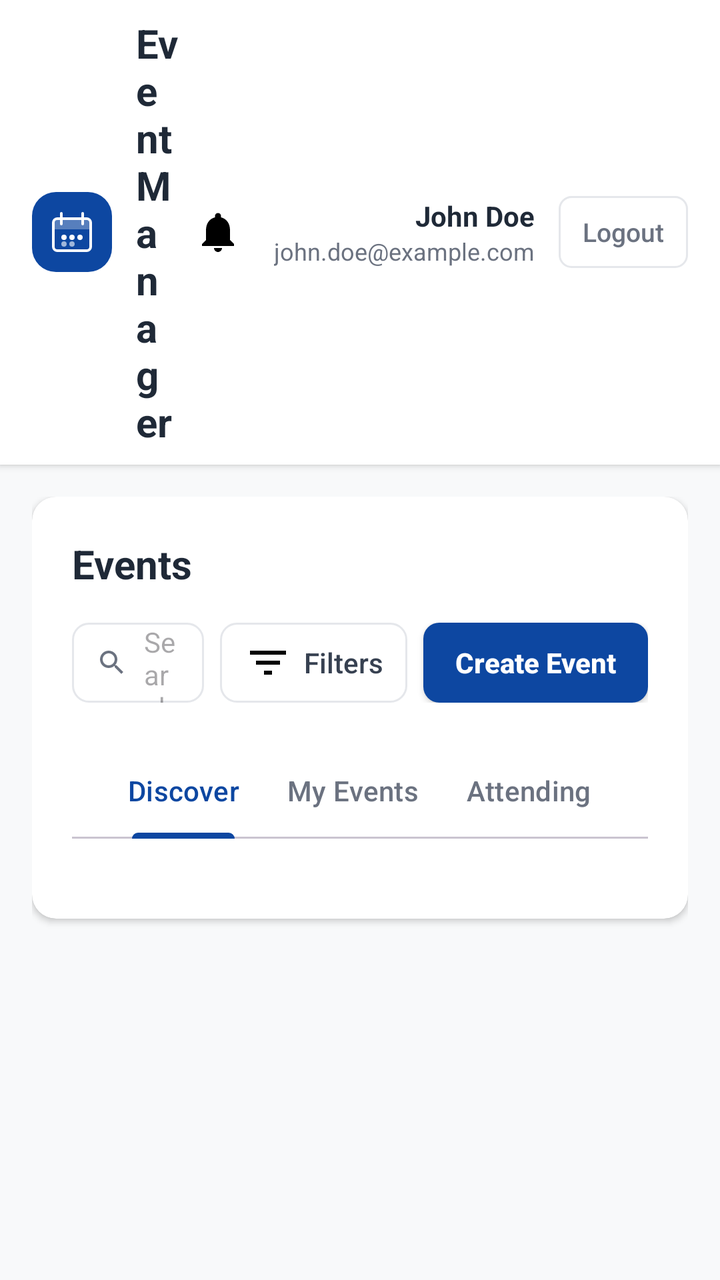
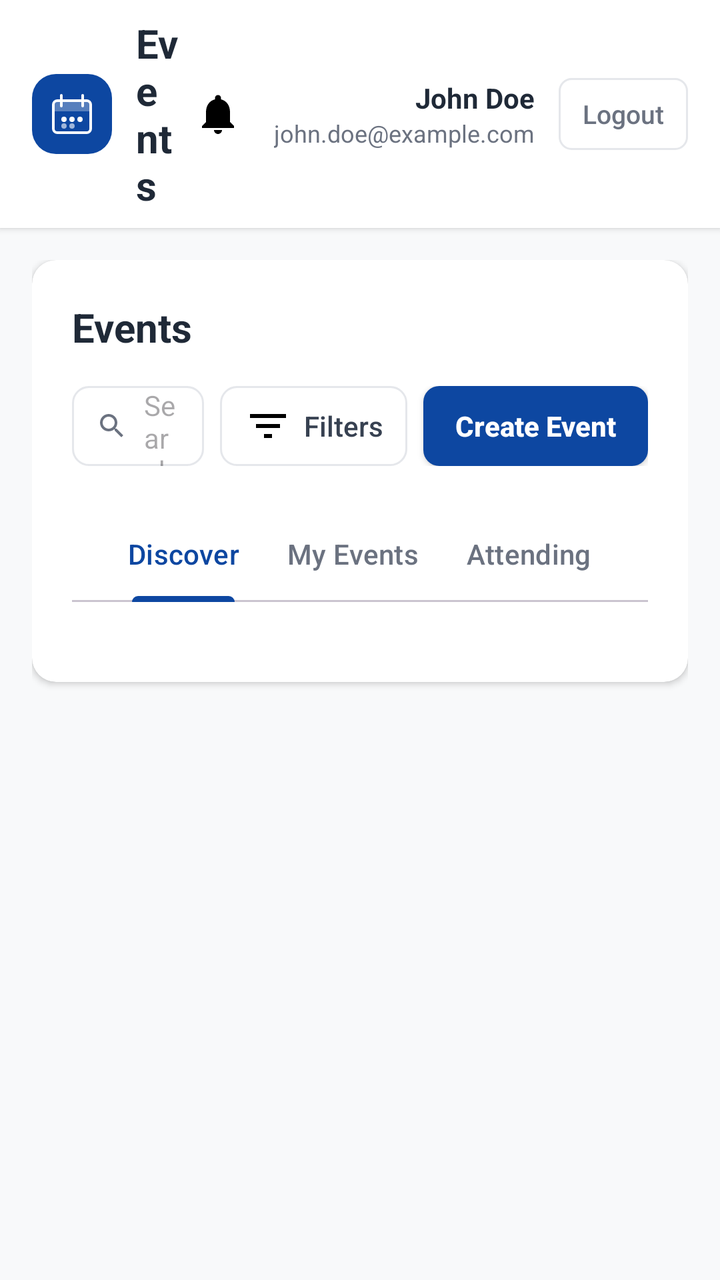

Screens rendered from an Android XML layout before and after an edit, with the pre-edit source and the edit as a unified diff.
<!-- AndroidManifest.xml: application theme Theme.Events -->
<!-- res/layout/activity_main.xml -->
<?xml version="1.0" encoding="utf-8"?>
<LinearLayout xmlns:android="http://schemas.android.com/apk/res/android"
    xmlns:app="http://schemas.android.com/apk/res-auto"
    xmlns:tools="http://schemas.android.com/tools"
    android:layout_width="match_parent"
    android:layout_height="match_parent"
    android:background="#f8f9fa"
    android:fitsSystemWindows="true"
    android:orientation="vertical"
    tools:context=".MainActivity">

    
    <LinearLayout
        android:layout_width="match_parent"
        android:layout_height="wrap_content"
        android:background="@android:color/white"
        android:elevation="2dp"
        android:orientation="vertical"
        android:paddingStart="16dp"
        android:paddingTop="8dp"
        android:paddingEnd="16dp"
        android:paddingBottom="8dp">

        <LinearLayout
            android:layout_width="match_parent"
            android:layout_height="wrap_content"
            android:gravity="center_vertical"
            android:orientation="horizontal">

            <LinearLayout
                android:layout_width="0dp"
                android:layout_height="wrap_content"
                android:layout_weight="1"
                android:gravity="center_vertical"
                android:orientation="horizontal">
                <FrameLayout
                    android:layout_width="40dp"
                    android:layout_height="40dp"
                    android:background="@drawable/logo_background">
                    <ImageView
                        android:layout_width="24dp"
                        android:layout_height="24dp"
                        android:layout_gravity="center"
                        android:src="@drawable/ic_final_events_logo"
                        app:tint="@android:color/white" />
                </FrameLayout>
                <TextView
                    android:layout_width="wrap_content"
                    android:layout_height="wrap_content"
                    android:layout_marginStart="12dp"
                    android:text="Event Manager"
                    android:textColor="#1F2937"
                    android:textSize="20sp"
                    android:textStyle="bold" />
            </LinearLayout>

            <LinearLayout
                android:layout_width="wrap_content"
                android:layout_height="wrap_content"
                android:gravity="center_vertical"
                android:orientation="horizontal">
                <FrameLayout
                    android:id="@+id/notificationBell"
                    android:layout_width="40dp"
                    android:layout_height="40dp"
                    android:background="?attr/selectableItemBackgroundBorderless"
                    android:clickable="true"
                    android:focusable="true">
                    <ImageView
                        android:layout_width="24dp"
                        android:layout_height="24dp"
                        android:layout_gravity="center"
                        android:src="@drawable/ic_notifications" />
                    <View
                        android:id="@+id/notificationBadge"
                        android:layout_width="10dp"
                        android:layout_height="10dp"
                        android:layout_gravity="top|end"
                        android:layout_marginTop="4dp"
                        android:layout_marginEnd="4dp"
                        android:background="@drawable/notification_badge"
                        android:visibility="gone" />
                </FrameLayout>
                <LinearLayout
                    android:layout_width="wrap_content"
                    android:layout_height="wrap_content"
                    android:layout_marginStart="8dp"
                    android:gravity="end"
                    android:orientation="vertical">
                    <TextView
                        android:id="@+id/userNameText"
                        android:layout_width="wrap_content"
                        android:layout_height="wrap_content"
                        android:text="John Doe"
                        android:textColor="#1F2937"
                        android:textSize="14sp"
                        android:textStyle="bold" />
                    <TextView
                        android:id="@+id/userEmailText"
                        android:layout_width="wrap_content"
                        android:layout_height="wrap_content"
                        android:text="john.doe@example.com"
                        android:textColor="#6B7280"
                        android:textSize="12sp" />
                </LinearLayout>
                <Button
                    android:id="@+id/logoutButton"
                    android:layout_width="wrap_content"
                    android:layout_height="36dp"
                    android:layout_marginStart="12dp"
                    android:background="@drawable/logout_button_bg"
                    android:minWidth="0dp"
                    android:paddingStart="12dp"
                    android:paddingEnd="12dp"
                    android:text="Logout"
                    android:textAllCaps="false"
                    android:textColor="#6B7280"
                    android:textSize="13sp" />
            </LinearLayout>
        </LinearLayout>
    </LinearLayout>

    
    
    <androidx.core.widget.NestedScrollView
        android:id="@+id/nestedScrollView"
        android:layout_width="match_parent"
        android:layout_height="0dp"
        android:layout_weight="1"
        android:fillViewport="true">

        <LinearLayout
            android:layout_width="match_parent"
            android:layout_height="wrap_content"
            android:orientation="vertical"
            android:padding="16dp">

            <androidx.cardview.widget.CardView
                android:layout_width="match_parent"
                android:layout_height="wrap_content"
                app:cardBackgroundColor="@android:color/white"
                app:cardCornerRadius="12dp"
                app:cardElevation="2dp">

                <LinearLayout
                    android:layout_width="match_parent"
                    android:layout_height="wrap_content"
                    android:orientation="vertical"
                    android:padding="20dp">

                    
                    <LinearLayout
                        android:layout_width="match_parent"
                        android:layout_height="wrap_content"
                        android:gravity="center_vertical"
                        android:orientation="vertical">
                        <TextView
                            android:layout_width="wrap_content"
                            android:layout_height="wrap_content"
                            android:text="Events"
                            android:textColor="#1F2937"
                            android:textSize="20sp"
                            android:textStyle="bold" />
                        <LinearLayout
                            android:layout_width="match_parent"
                            android:layout_height="wrap_content"
                            android:layout_marginTop="16dp"
                            android:gravity="center_vertical"
                            android:orientation="horizontal">
                            <FrameLayout
                                android:layout_width="0dp"
                                android:layout_height="wrap_content"
                                android:layout_weight="1"
                                android:layout_marginEnd="8dp">
                                <EditText
                                    android:id="@+id/searchEditText"
                                    android:layout_width="match_parent"
                                    android:layout_height="40dp"
                                    android:background="@drawable/search_input_bg"
                                    android:hint="Search by keyword..."
                                    android:paddingStart="36dp"
                                    android:paddingEnd="12dp"
                                    android:textSize="14sp" />
                                <ImageView
                                    android:layout_width="16dp"
                                    android:layout_height="16dp"
                                    android:layout_gravity="center_vertical"
                                    android:layout_marginStart="12dp"
                                    android:src="@drawable/ic_search"
                                    app:tint="#6B7280" />
                            </FrameLayout>
                            <Button
                                android:id="@+id/filterButton"
                                android:layout_width="wrap_content"
                                android:layout_height="40dp"
                                android:layout_marginEnd="8dp"
                                android:background="@drawable/filter_button_bg"
                                android:drawableStart="@drawable/ic_filter"
                                android:drawablePadding="6dp"
                                android:minWidth="0dp"
                                android:paddingStart="12dp"
                                android:paddingEnd="12dp"
                                android:text="Filters"
                                android:textAllCaps="false"
                                android:textColor="#374151"
                                android:textSize="14sp" />
                            <Button
                                android:id="@+id/createEventButton"
                                android:layout_width="wrap_content"
                                android:layout_height="40dp"
                                android:background="@drawable/create_button_bg"
                                android:minWidth="0dp"
                                android:paddingStart="16dp"
                                android:paddingEnd="16dp"
                                android:text="Create Event"
                                android:textAllCaps="false"
                                android:textColor="@android:color/white"
                                android:textSize="14sp"
                                android:textStyle="bold" />
                        </LinearLayout>
                    </LinearLayout>

                    
                    <LinearLayout
                        android:id="@+id/filterPanel"
                        android:layout_width="match_parent"
                        android:layout_height="wrap_content"
                        android:layout_marginTop="16dp"
                        android:background="@drawable/filter_panel_bg"
                        android:orientation="vertical"
                        android:padding="16dp"
                        android:visibility="gone">

                        <LinearLayout
                            android:layout_width="match_parent"
                            android:layout_height="wrap_content"
                            android:orientation="horizontal">
                            <LinearLayout
                                android:layout_width="0dp"
                                android:layout_height="wrap_content"
                                android:layout_weight="1"
                                android:layout_marginEnd="12dp"
                                android:orientation="vertical">
                                <TextView
                                    android:layout_width="wrap_content"
                                    android:layout_height="wrap_content"
                                    android:text="Location"
                                    android:textColor="#6B7280"
                                    android:textSize="12sp"
                                    android:textStyle="bold" />
                                <EditText
                                    android:id="@+id/locationFilterInput"
                                    android:layout_width="match_parent"
                                    android:layout_height="40dp"
                                    android:layout_marginTop="4dp"
                                    android:background="@drawable/filter_input_bg"
                                    android:hint="e.g. London"
                                    android:paddingStart="12dp"
                                    android:paddingEnd="12dp"
                                    android:textSize="14sp" />
                            </LinearLayout>
                            <LinearLayout
                                android:layout_width="0dp"
                                android:layout_height="wrap_content"
                                android:layout_weight="1"
                                android:layout_marginEnd="12dp"
                                android:orientation="vertical">
                                <TextView
                                    android:layout_width="wrap_content"
                                    android:layout_height="wrap_content"
                                    android:text="From"
                                    android:textColor="#6B7280"
                                    android:textSize="12sp"
                                    android:textStyle="bold" />
                                <EditText
                                    android:id="@+id/startDateInput"
                                    android:layout_width="match_parent"
                                    android:layout_height="40dp"
                                    android:layout_marginTop="4dp"
                                    android:background="@drawable/filter_input_bg"
                                    android:clickable="true"
                                    android:focusable="false"
                                    android:hint="Select date"
                                    android:paddingStart="12dp"
                                    android:paddingEnd="12dp"
                                    android:textSize="14sp" />
                            </LinearLayout>
                            <LinearLayout
                                android:layout_width="0dp"
                                android:layout_height="wrap_content"
                                android:layout_weight="1"
                                android:orientation="vertical">
                                <TextView
                                    android:layout_width="wrap_content"
                                    android:layout_height="wrap_content"
                                    android:text="To"
                                    android:textColor="#6B7280"
                                    android:textSize="12sp"
                                    android:textStyle="bold" />
                                <EditText
                                    android:id="@+id/endDateInput"
                                    android:layout_width="match_parent"
                                    android:layout_height="40dp"
                                    android:layout_marginTop="4dp"
                                    android:background="@drawable/filter_input_bg"
                                    android:clickable="true"
                                    android:focusable="false"
                                    android:hint="Select date"
                                    android:paddingStart="12dp"
                                    android:paddingEnd="12dp"
                                    android:textSize="14sp" />
                            </LinearLayout>
                        </LinearLayout>
                        <Button
                            android:id="@+id/clearFiltersButton"
                            android:layout_width="wrap_content"
                            android:layout_height="40dp"
                            android:layout_gravity="end"
                            android:layout_marginTop="12dp"
                            android:background="@drawable/filter_button_bg"
                            android:minWidth="0dp"
                            android:paddingStart="16dp"
                            android:paddingEnd="16dp"
                            android:text="Clear"
                            android:textAllCaps="false"
                            android:textColor="#374151"
                            android:textSize="14sp" />
                    </LinearLayout>

                    
                    <com.google.android.material.tabs.TabLayout
                        android:id="@+id/tabLayout"
                        android:layout_width="match_parent"
                        android:layout_height="wrap_content"
                        android:layout_marginTop="20dp"
                        app:tabGravity="start"
                        app:tabIndicatorColor="@color/app_primary_blue"
                        app:tabMode="fixed"
                        app:tabSelectedTextColor="@color/app_primary_blue"
                        app:tabTextColor="#6B7280">
                        <com.google.android.material.tabs.TabItem
                            android:layout_width="wrap_content"
                            android:layout_height="wrap_content"
                            android:text="Discover" />
                        <com.google.android.material.tabs.TabItem
                            android:layout_width="wrap_content"
                            android:layout_height="wrap_content"
                            android:text="My Events" />
                        <com.google.android.material.tabs.TabItem
                            android:layout_width="wrap_content"
                            android:layout_height="wrap_content"
                            android:text="Attending" />
                    </com.google.android.material.tabs.TabLayout>

                    
                    <androidx.recyclerview.widget.RecyclerView
                        android:id="@+id/eventsRecyclerView"
                        android:layout_width="match_parent"
                        android:layout_height="wrap_content"
                        android:layout_marginTop="20dp"
                        android:nestedScrollingEnabled="false"
                        tools:listitem="@layout/item_event_card"/>

                    
                    <LinearLayout
                        android:id="@+id/loadingMoreLayout"
                        android:layout_width="match_parent"
                        android:layout_height="wrap_content"
                        android:gravity="center"
                        android:orientation="vertical"
                        android:padding="16dp"
                        android:visibility="gone">
                        <ProgressBar
                            style="?android:attr/progressBarStyle"
                            android:layout_width="36dp"
                            android:layout_height="36dp"
                            android:indeterminateTint="@color/app_primary_blue" />
                        <TextView
                            android:layout_width="wrap_content"
                            android:layout_height="wrap_content"
                            android:layout_marginTop="8dp"
                            android:text="Loading more events..."
                            android:textColor="#6B7280"
                            android:textSize="14sp" />
                    </LinearLayout>

                    
                    <TextView
                        android:id="@+id/emptyStateText"
                        android:layout_width="match_parent"
                        android:layout_height="wrap_content"
                        android:layout_marginTop="48dp"
                        android:layout_marginBottom="48dp"
                        android:gravity="center"
                        android:text="No events available."
                        android:textColor="#6B7280"
                        android:textSize="16sp"
                        android:visibility="gone" />
                </LinearLayout>
            </androidx.cardview.widget.CardView>
        </LinearLayout>
    </androidx.core.widget.NestedScrollView>
</LinearLayout>
<!-- res/layout/item_event_card.xml (included above) -->
<?xml version="1.0" encoding="utf-8"?>
<androidx.cardview.widget.CardView xmlns:android="http://schemas.android.com/apk/res/android"
    xmlns:app="http://schemas.android.com/apk/res-auto"
    android:layout_width="match_parent"
    android:layout_height="wrap_content"
    android:layout_margin="8dp"
    app:cardBackgroundColor="@android:color/white"
    app:cardCornerRadius="12dp"
    app:cardElevation="2dp">

    <LinearLayout
        android:layout_width="match_parent"
        android:layout_height="wrap_content"
        android:orientation="vertical">

        
        <FrameLayout
            android:layout_width="match_parent"
            android:layout_height="150dp">

            <ImageView
                android:id="@+id/eventImage"
                android:layout_width="match_parent"
                android:layout_height="match_parent"
                android:scaleType="centerCrop"
                android:visibility="gone" />

            <LinearLayout
                android:id="@+id/eventImagePlaceholder"
                android:layout_width="match_parent"
                android:layout_height="match_parent"
                android:background="#F3F4F6"
                android:gravity="center"
                android:orientation="vertical">

                <ImageView
                    android:layout_width="40dp"
                    android:layout_height="40dp"
                    android:src="@drawable/ic_image_placeholder"
                    app:tint="#9CA3AF" />
            </LinearLayout>
        </FrameLayout>

        
        <LinearLayout
            android:layout_width="match_parent"
            android:layout_height="wrap_content"
            android:orientation="vertical"
            android:padding="16dp">

            
            <TextView
                android:id="@+id/eventTitle"
                android:layout_width="match_parent"
                android:layout_height="wrap_content"
                android:ellipsize="end"
                android:maxLines="2"
                android:text="Event Title"
                android:textColor="#1F2937"
                android:textSize="18sp"
                android:textStyle="bold" />

            
            <LinearLayout
                android:layout_width="match_parent"
                android:layout_height="wrap_content"
                android:layout_marginTop="8dp"
                android:gravity="center_vertical"
                android:orientation="horizontal">

                <ImageView
                    android:layout_width="16dp"
                    android:layout_height="16dp"
                    android:src="@drawable/ic_calendar"
                    app:tint="#6B7280" />

                <TextView
                    android:id="@+id/eventDate"
                    android:layout_width="wrap_content"
                    android:layout_height="wrap_content"
                    android:layout_marginStart="6dp"
                    android:text="15 March"
                    android:textColor="#6B7280"
                    android:textSize="14sp" />
            </LinearLayout>

            
            <LinearLayout
                android:layout_width="match_parent"
                android:layout_height="wrap_content"
                android:layout_marginTop="8dp"
                android:gravity="center_vertical"
                android:orientation="horizontal">

                <ImageView
                    android:layout_width="16dp"
                    android:layout_height="16dp"
                    android:src="@drawable/ic_location"
                    app:tint="#6B7280" />

                <TextView
                    android:id="@+id/eventLocation"
                    android:layout_width="0dp"
                    android:layout_height="wrap_content"
                    android:layout_marginStart="6dp"
                    android:layout_weight="1"
                    android:ellipsize="end"
                    android:maxLines="1"
                    android:text="Convention Center, London"
                    android:textColor="#6B7280"
                    android:textSize="14sp" />
            </LinearLayout>

            
            <LinearLayout
                android:layout_width="match_parent"
                android:layout_height="wrap_content"
                android:layout_marginTop="8dp"
                android:gravity="center_vertical"
                android:orientation="horizontal">

                <ImageView
                    android:layout_width="16dp"
                    android:layout_height="16dp"
                    android:src="@drawable/ic_people"
                    app:tint="#6B7280" />

                <TextView
                    android:id="@+id/eventAttendees"
                    android:layout_width="wrap_content"
                    android:layout_height="wrap_content"
                    android:layout_marginStart="6dp"
                    android:text="45 attending"
                    android:textColor="#6B7280"
                    android:textSize="14sp" />
            </LinearLayout>

            
            <LinearLayout
                android:layout_width="match_parent"
                android:layout_height="wrap_content"
                android:layout_marginTop="16dp"
                android:orientation="horizontal">

                <Button
                    android:id="@+id/action1Button"
                    android:layout_width="0dp"
                    android:layout_height="40dp"
                    android:layout_marginEnd="4dp"
                    android:layout_weight="1"
                    android:text="Details"
                    android:textAllCaps="false"
                    android:textSize="14sp"
                    android:textStyle="bold" />

                <Button
                    android:id="@+id/action2Button"
                    android:layout_width="0dp"
                    android:layout_height="40dp"
                    android:layout_marginStart="4dp"
                    android:layout_marginEnd="4dp"
                    android:layout_weight="1"
                    android:text="RSVP"
                    android:textAllCaps="false"
                    android:textSize="14sp"
                    android:textStyle="bold" />

                <Button
                    android:id="@+id/action3Button"
                    android:layout_width="0dp"
                    android:layout_height="40dp"
                    android:layout_marginStart="4dp"
                    android:layout_weight="1"
                    android:text="Cancel"
                    android:textAllCaps="false"
                    android:textSize="14sp"
                    android:textStyle="bold"
                    android:visibility="gone" />
            </LinearLayout>
        </LinearLayout>
    </LinearLayout>
</androidx.cardview.widget.CardView>
<!-- resources referenced by this layout -->
<resources>
  <color name="app_primary_blue">#0d47a1</color>
  <!-- drawable create_button_bg (drawable) -->
  <shape xmlns:android="http://schemas.android.com/apk/res/android"
      android:shape="rectangle">
      <corners android:radius="8dp" />
      <solid android:color="@color/app_primary_blue" />
  </shape>
  <!-- drawable filter_button_bg (drawable) -->
  <shape xmlns:android="http://schemas.android.com/apk/res/android"
      android:shape="rectangle">
      <corners android:radius="8dp" />
      <stroke android:width="1dp" android:color="#E5E7EB" />
      <solid android:color="@android:color/transparent" />
  </shape>
  <!-- drawable filter_input_bg (drawable) -->
  <shape xmlns:android="http://schemas.android.com/apk/res/android"
      android:shape="rectangle">
      <corners android:radius="8dp" />
      <stroke android:width="1dp" android:color="#E5E7EB" />
      <solid android:color="@android:color/white" />
  </shape>
  <!-- drawable filter_panel_bg (drawable) -->
  <shape xmlns:android="http://schemas.android.com/apk/res/android"
      android:shape="rectangle">
      <corners android:radius="8dp" />
      <stroke android:width="1dp" android:color="#E5E7EB" />
      <solid android:color="#F9FAFB" />
  </shape>
  <!-- drawable ic_filter (drawable) -->
  <vector xmlns:android="http://schemas.android.com/apk/res/android"
      android:width="24dp"
      android:height="24dp"
      android:viewportWidth="24"
      android:viewportHeight="24">
      <path
          android:fillColor="#FF000000"
          android:pathData="M10,18h4v-2h-4v2zM3,6v2h18V6H3zM6,13h12v-2H6v2z"/>
  </vector>
  <!-- drawable ic_image_placeholder (drawable) -->
  <vector xmlns:android="http://schemas.android.com/apk/res/android"
      android:width="24dp"
      android:height="24dp"
      android:viewportWidth="24"
      android:viewportHeight="24">
      <path
          android:fillColor="#FF000000"
          android:pathData="M21,19V5c0,-1.1 -0.9,-2 -2,-2H5c-1.1,0 -2,0.9 -2,2v14c0,1.1 0.9,2 2,2h14c1.1,0 2,-0.9 2,-2zM8.5,13.5l2.5,3.01L14.5,12l4.5,6H5l3.5,-4.5z"/>
  </vector>
  <!-- drawable logo_background (drawable) -->
  <shape xmlns:android="http://schemas.android.com/apk/res/android"
      android:shape="rectangle">
      <solid android:color="@color/app_primary_blue" />
      <corners android:radius="12dp" />
  </shape>
  <!-- drawable logout_button_bg (drawable) -->
  <shape xmlns:android="http://schemas.android.com/apk/res/android"
      android:shape="rectangle">
      <corners android:radius="6dp" />
      <stroke android:width="1dp" android:color="#E5E7EB" />
      <solid android:color="@android:color/transparent" />
  </shape>
  <!-- drawable notification_badge (drawable) -->
  <shape xmlns:android="http://schemas.android.com/apk/res/android"
      android:shape="oval">
      <solid android:color="#DC2626" />
      <stroke android:width="2dp" android:color="@android:color/white" />
  </shape>
  <!-- drawable search_input_bg (drawable) -->
  <shape xmlns:android="http://schemas.android.com/apk/res/android"
      android:shape="rectangle">
      <corners android:radius="8dp" />
      <stroke android:width="1dp" android:color="#E5E7EB" />
      <solid android:color="@android:color/white" />
  </shape>
  <style name="Theme.Events" parent="Base.Theme.Events" />
  <color name="app_primary_dark_blue">#002171</color>
  <color name="white">#FFFFFFFF</color>
  <color name="app_background">#f8f9fa</color>
  <color name="app_text_primary">#1F2937</color>
  <color name="app_danger">#DC2626</color>
  <style name="Widget.App.Button" parent="Widget.Material3.Button">
          <item name="backgroundTint">@color/app_primary_blue</item>
          <item name="android:textColor">@color/white</item>
      </style>
  <!-- unchanged entries left out for length: 7 -->
</resources>

<!-- the commit's change to res/layout/activity_main.xml (unified diff, before → after) -->
@@ -48,7 +48,7 @@
                     android:layout_width="wrap_content"
                     android:layout_height="wrap_content"
                     android:layout_marginStart="12dp"
-                    android:text="Event Manager"
+                    android:text="Events"
                     android:textColor="#1F2937"
                     android:textSize="20sp"
                     android:textStyle="bold" />
@@ -546,6 +546,7 @@
                 android:layout_marginTop="16dp"
                 android:orientation="horizontal">
 
+                
                 <Button
                     android:id="@+id/action1Button"
                     android:layout_width="0dp"
@@ -555,7 +556,11 @@
                     android:text="Details"
                     android:textAllCaps="false"
                     android:textSize="14sp"
-                    android:textStyle="bold" />
+                    android:textStyle="bold"
+                    app:autoSizeTextType="uniform"
+                    app:autoSizeMinTextSize="10sp"
+                    app:autoSizeMaxTextSize="14sp"
+                    app:autoSizeStepGranularity="1sp" />
 
                 <Button
                     android:id="@+id/action2Button"
@@ -567,7 +572,11 @@
                     android:text="RSVP"
                     android:textAllCaps="false"
                     android:textSize="14sp"
-                    android:textStyle="bold" />
+                    android:textStyle="bold"
+                    app:autoSizeTextType="uniform"
+                    app:autoSizeMinTextSize="10sp"
+                    app:autoSizeMaxTextSize="14sp"
+                    app:autoSizeStepGranularity="1sp" />
 
                 <Button
                     android:id="@+id/action3Button"
@@ -579,7 +588,11 @@
                     android:textAllCaps="false"
                     android:textSize="14sp"
                     android:textStyle="bold"
-                    android:visibility="gone" />
+                    android:visibility="gone"
+                    app:autoSizeTextType="uniform"
+                    app:autoSizeMinTextSize="10sp"
+                    app:autoSizeMaxTextSize="14sp"
+                    app:autoSizeStepGranularity="1sp" />
             </LinearLayout>
         </LinearLayout>
     </LinearLayout>
